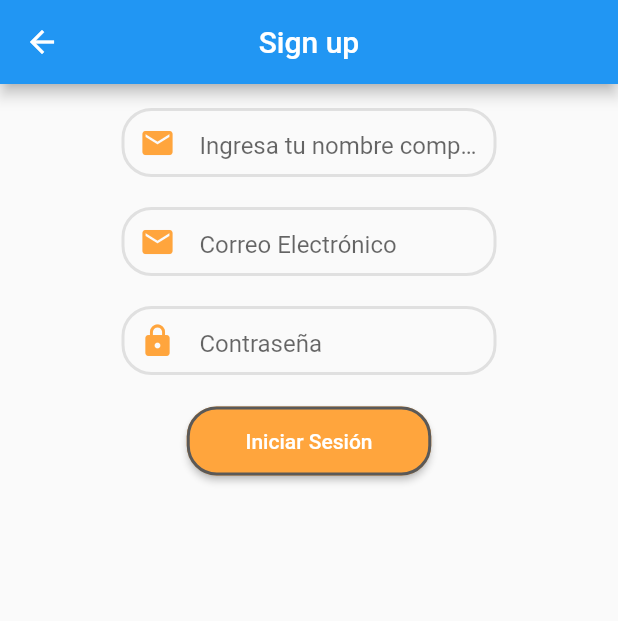
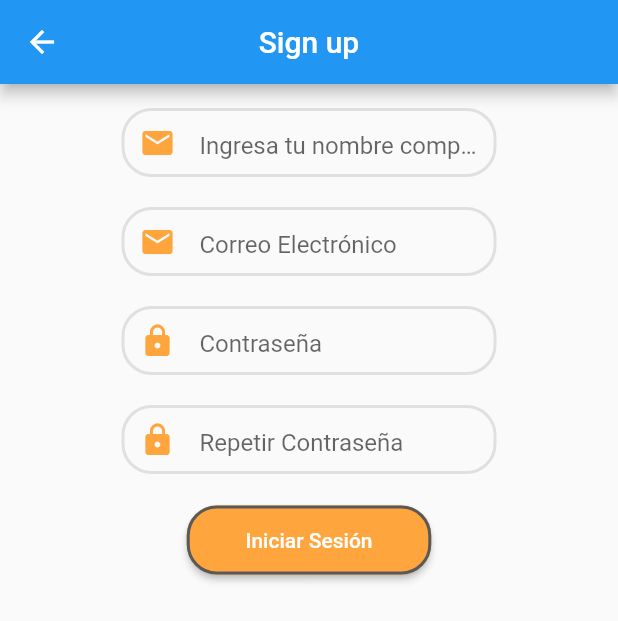
Before and after one commit to SebasAstu/Mis_Recetas, a Flutter app: the SignUpPage screen opened directly, after a tap on "Iniciar Sesión", on a phone screen of 412 x 824 dp. Shown: the top 621 px of the screen. Run offline on Flutter 3.47's test engine with Material 2 defaults, Android fonts, the phone set to English and light mode, and no system bars; key blocks and very long unbroken strings in the code were emptied for the run.

Commit message:
Added repeat password field

```diff
--- a/lib/sign_up_page.dart
+++ b/lib/sign_up_page.dart
@@ -11,6 +11,8 @@ class _SignUpPageState extends State<SignUpPage> {
   final TextEditingController _emailFilter = TextEditingController();
   final TextEditingController _passwordFilter = TextEditingController();
   final TextEditingController _nameFilter = TextEditingController();
+  final TextEditingController _repeatPasswordFilter = TextEditingController();
+  String _repeatPassword = "";
   String _email = "";
   String _password = "";
   String _name = "";
@@ -19,6 +21,7 @@ class _SignUpPageState extends State<SignUpPage> {
     _emailFilter.addListener(_emailListen);
     _passwordFilter.addListener(_passwordListen);
     _nameFilter.addListener(_nameListen);
+    _repeatPasswordFilter.addListener(_repeatPasswordListen);
   }
 
   void _emailListen() {
@@ -45,6 +48,14 @@ class _SignUpPageState extends State<SignUpPage> {
     }
   }
 
+  void _repeatPasswordListen() {
+    if (_repeatPasswordFilter.text.isEmpty) {
+      _repeatPassword = "";
+    } else {
+      _repeatPassword = _repeatPasswordFilter.text;
+    }
+  }
+
   @override
   Widget build(BuildContext context) {
     return Scaffold(
@@ -63,6 +74,10 @@ class _SignUpPageState extends State<SignUpPage> {
               _buildTextField(_emailFilter, Icons.mail, 'Correo Electrónico'),
               const SizedBox(height: 20.0),
               _buildTextField(_passwordFilter, Icons.lock, 'Contraseña',
+                  obscureText: true),
+              const SizedBox(height: 20.0),
+              _buildTextField(
+                  _repeatPasswordFilter, Icons.lock, 'Repetir Contraseña',
                   obscureText: true),
               const SizedBox(height: 20.0),
               _buildButtons(),
@@ -92,7 +107,7 @@ class _SignUpPageState extends State<SignUpPage> {
           controller: controller,
           obscureText: obscureText,
           decoration: InputDecoration(
-            icon: Icon(icon, color: Color(0xFFFFA53D)),
+            icon: Icon(icon, color: const Color(0xFFFFA53D)),
             hintText: hintText,
             border: InputBorder.none,
           ),
@@ -108,7 +123,7 @@ class _SignUpPageState extends State<SignUpPage> {
         ElevatedButton(
           onPressed: _signUpPressed,
           style: ElevatedButton.styleFrom(
-            backgroundColor: Color(0xFFFFA53D),
+            backgroundColor: const Color(0xFFFFA53D),
             side: const BorderSide(
               color: Color.fromARGB(255, 90, 89, 88),
               width: 2,
@@ -135,7 +150,8 @@ class _SignUpPageState extends State<SignUpPage> {
   }
 
   void _signUpPressed() {
-    print('The user wants to login with $_email and $_password and $_name');
+    print(
+        'The user wants to login with $_email and $_password and $_name and $_repeatPassword');
   }
 
   void _loginPressed() {
```
